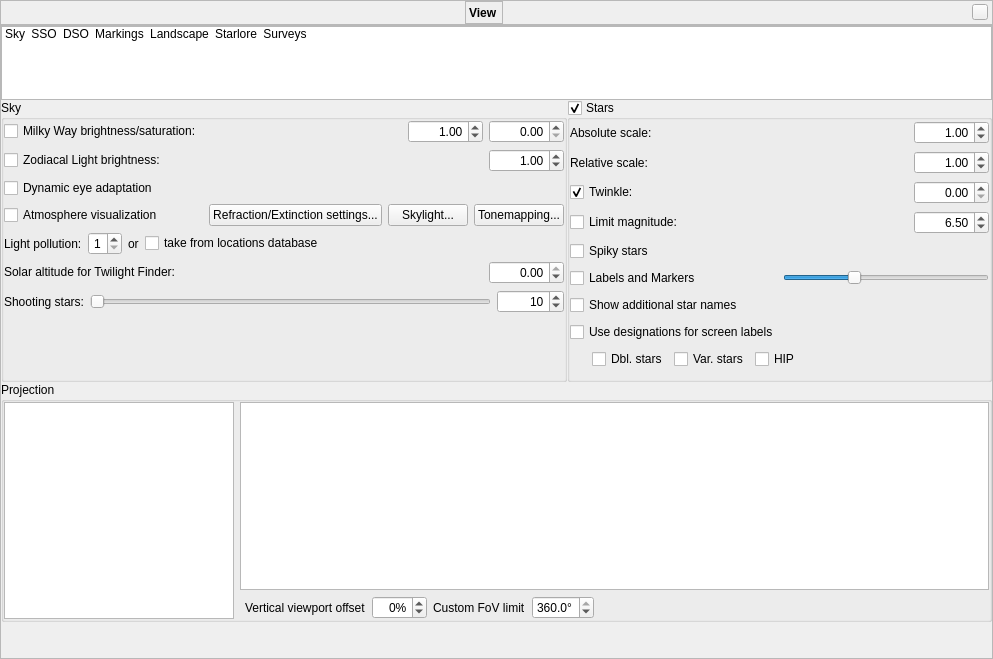
The window that src/gui/viewDialog.ui (Stellarium/stellarium) describes before a commit, drawn with Qt 5.
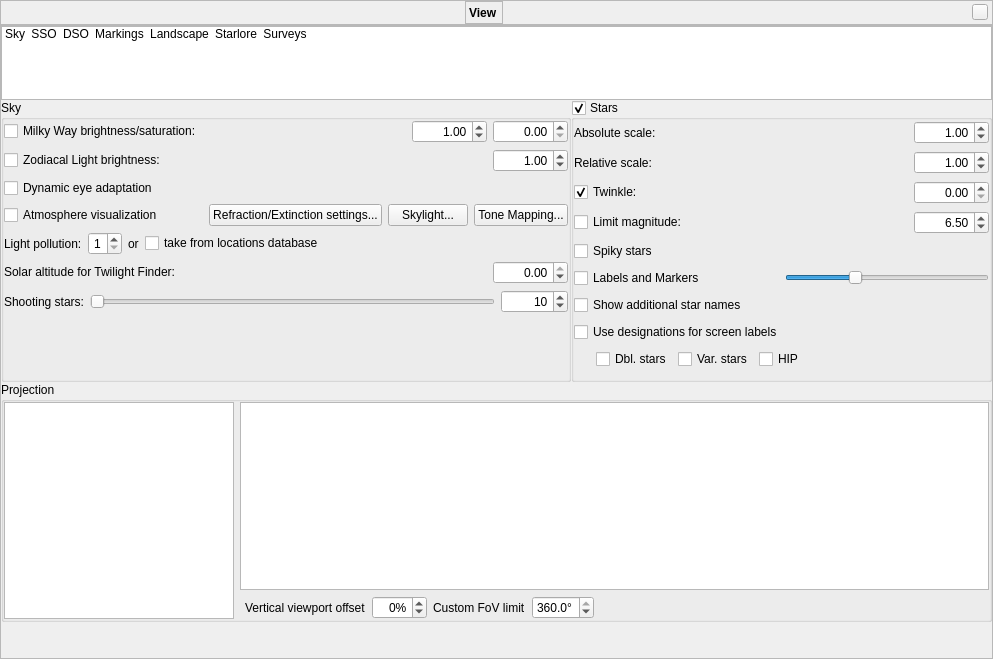
The same window after the commit. Icons and pictures are not drawn. Custom widgets are drawn as their Qt base class.

The edit to the form file:
```diff
--- a/src/gui/viewDialog.ui
+++ b/src/gui/viewDialog.ui
@@ -477,7 +477,7 @@
                   <string>Open tonemapping details.</string>
                  </property>
                  <property name="text">
-                  <string>Tonemapping...</string>
+                  <string>Tone Mapping...</string>
                  </property>
                 </widget>
                </item>
```
Left out of the diff: 9 changed lines with no effect on the pictures.
